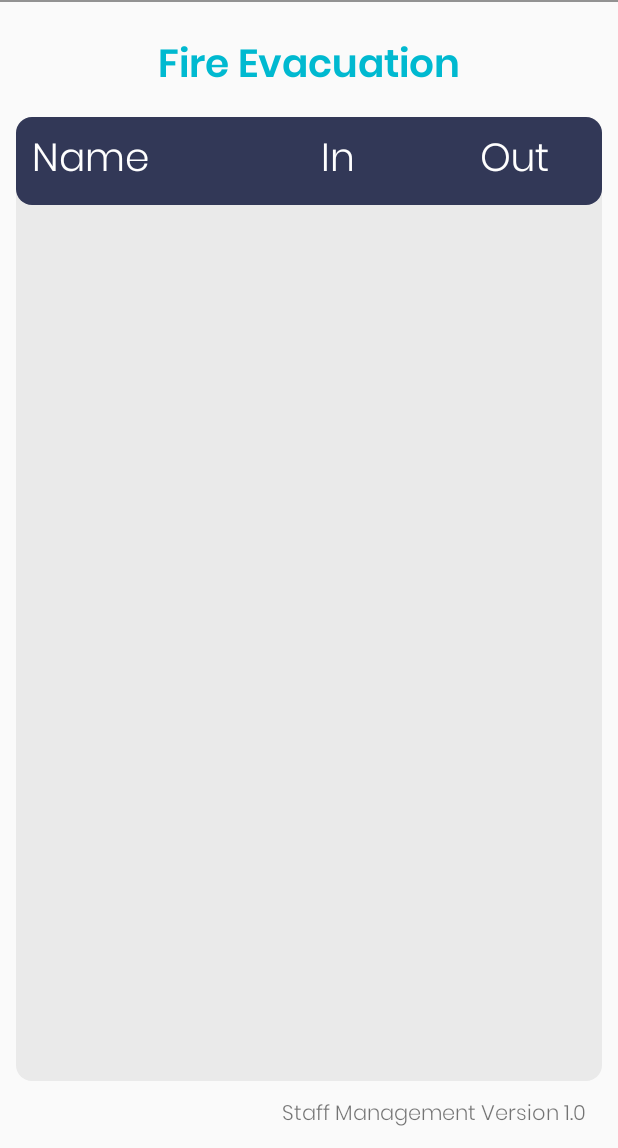
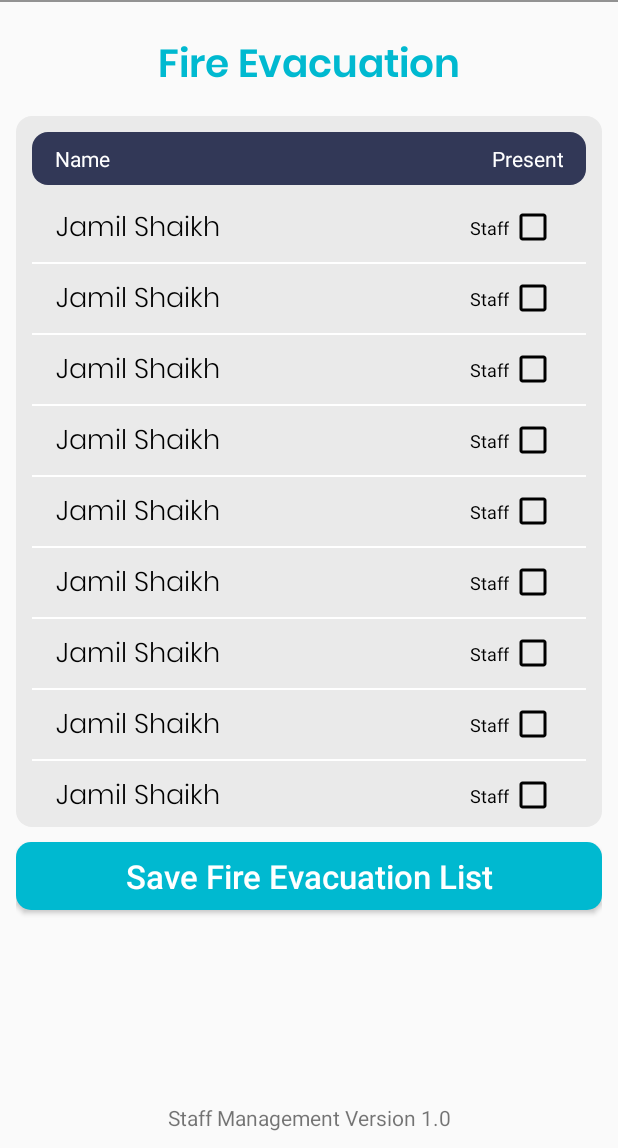
Before and after one commit to ramupal2603/EStaffbookSignInSolution, an Android app: the FireEvacuationActivity screen opened directly, with no data from a screen before it, on a phone screen of 412 x 824 dp, the part 88-1236 px from its top. Run offline under Robolectric (Android 15) with nearby library versions, the light colour scheme and no system bars; our stand-ins replace ButterKnife, sdp/ssp sizes; libraries missing offline, so code that uses them is left out: com.vincent.filepicker.

Commit message:
#1 Fire Evacuation UI Completed.

```diff
--- a/app/src/main/java/com/brinfotech/feedbacksystem/ui/managerView/managerFireEvacuation/FireEvacuationActivity.java
+++ b/app/src/main/java/com/brinfotech/feedbacksystem/ui/managerView/managerFireEvacuation/FireEvacuationActivity.java
@@ -1,11 +1,41 @@
 package com.brinfotech.feedbacksystem.ui.managerView.managerFireEvacuation;
 
+import android.os.Bundle;
 import android.view.View;
+
+import androidx.annotation.Nullable;
+import androidx.recyclerview.widget.LinearLayoutManager;
+import androidx.recyclerview.widget.RecyclerView;
 
 import com.brinfotech.feedbacksystem.R;
 import com.brinfotech.feedbacksystem.baseClasses.BaseActivity;
 
+import butterknife.BindView;
+
 public class FireEvacuationActivity extends BaseActivity {
+
+    @BindView(R.id.rcvFireEvacuationList)
+    RecyclerView rcvFireEvacuationList;
+
+    FireEvacuationListAdapter fireEvacuationListAdapter;
+
+    @Override
+    protected void onCreate(@Nullable Bundle savedInstanceState) {
+        super.onCreate(savedInstanceState);
+
+        setUpRecyclerView();
+
+        setUpAdapter();
+    }
+
+    private void setUpAdapter() {
+        fireEvacuationListAdapter = new FireEvacuationListAdapter(FireEvacuationActivity.this);
+        rcvFireEvacuationList.setAdapter(fireEvacuationListAdapter);
+    }
+
+    private void setUpRecyclerView() {
+        rcvFireEvacuationList.setLayoutManager(new LinearLayoutManager(FireEvacuationActivity.this, RecyclerView.VERTICAL, false));
+    }
 
     @Override
     protected int getLayoutResource() {
--- /dev/null
+++ b/app/src/main/java/com/brinfotech/feedbacksystem/ui/managerView/managerFireEvacuation/FireEvacuationListAdapter.java
@@ -0,0 +1,62 @@
+package com.brinfotech.feedbacksystem.ui.managerView.managerFireEvacuation;
+
+import android.app.Activity;
+import android.view.LayoutInflater;
+import android.view.View;
+import android.view.ViewGroup;
+import android.widget.CheckBox;
+import android.widget.LinearLayout;
+import android.widget.TextView;
+
+import androidx.annotation.NonNull;
+import androidx.recyclerview.widget.RecyclerView;
+
+import com.brinfotech.feedbacksystem.R;
+
+
+
+
+public class FireEvacuationListAdapter extends RecyclerView.Adapter<FireEvacuationListAdapter.FireEvacuationHolder> {
+
+
+    Activity activity;
+
+
+    public FireEvacuationListAdapter(Activity activity) {
+        this.activity = activity;
+    }
+
+    @NonNull
+    @Override
+    public FireEvacuationHolder onCreateViewHolder(@NonNull ViewGroup parent, int position) {
+        View v = LayoutInflater.from(activity).inflate(R.layout.cell_fire_evacuation, parent, false);
+        return new FireEvacuationHolder(v);
+    }
+
+    @Override
+    public void onBindViewHolder(@NonNull FireEvacuationHolder fireEvacuationHolder, int position) {
+
+    }
+
+    @Override
+    public int getItemCount() {
+        return 100;
+    }
+
+
+    static class FireEvacuationHolder extends RecyclerView.ViewHolder {
+
+        TextView txtNotificationFilter;
+        TextView txtVisitorType;
+        CheckBox chkFilterView;
+        LinearLayout layoutNotificationFilter;
+
+        FireEvacuationHolder(@NonNull View itemView) {
+            super(itemView);
+            this.txtNotificationFilter = itemView.findViewById(R.id.txtNotificationFilter);
+            this.txtVisitorType = itemView.findViewById(R.id.txtVisitorType);
+            this.chkFilterView = itemView.findViewById(R.id.chkFilterView);
+            this.layoutNotificationFilter = itemView.findViewById(R.id.layoutNotificationFilter);
+        }
+    }
+}
--- a/app/src/main/res/layout/activity_fire_evacuation.xml
+++ b/app/src/main/res/layout/activity_fire_evacuation.xml
@@ -27,54 +27,125 @@
         <LinearLayout
             android:layout_width="match_parent"
             android:layout_height="match_parent"
-            android:layout_marginTop="@dimen/common_margin"
-            android:layout_marginBottom="@dimen/common_margin"
-            android:layout_weight="1"
+            android:orientation="vertical">
+
+
+            <LinearLayout
+                android:id="@+id/loutResultView"
+                android:layout_width="match_parent"
+                android:layout_height="0dp"
+                android:layout_marginTop="10dp"
+                android:layout_weight="0.70"
                 android:background="@drawable/bg_gray_round_shape"
                 android:orientation="vertical"
-            tools:ignore="InefficientWeight">
+                android:padding="5dp"
+                android:visibility="visible">
+
+                <LinearLayout
+                    android:layout_width="match_parent"
+                    android:layout_height="35dp"
+                    android:layout_margin="5dp"
+                    android:background="@drawable/bg_vialoent_round_shape">
+
+
+                    <TextView
+                        android:layout_width="wrap_content"
+                        android:layout_height="match_parent"
+                        android:layout_marginLeft="15dp"
+                        android:gravity="center"
+                        android:text="Name"
+                        android:textColor="@color/whiteColor" />
+
+                    <TextView
+                        android:layout_width="match_parent"
+                        android:layout_height="match_parent"
+                        android:layout_marginEnd="15dp"
+                        android:layout_marginRight="15dp"
+                        android:gravity="center_vertical|end"
+                        android:text="Present"
+                        android:textColor="@color/whiteColor" />
+
+                </LinearLayout>
+
+                <androidx.recyclerview.widget.RecyclerView
+                    android:id="@+id/rcvFireEvacuationList"
+                    android:layout_width="match_parent"
+                    android:layout_height="match_parent"
+                    android:layout_marginLeft="5dp"
+                    android:layout_marginRight="5dp"
+                    android:visibility="visible">
+
+                </androidx.recyclerview.widget.RecyclerView>
+
+
+            </LinearLayout>
+
+            <com.brinfotech.feedbacksystem.customClasses.FontsTextView
+                android:id="@+id/txtVisitorListEmptyView"
+                android:layout_width="match_parent"
+                android:layout_height="match_parent"
+                android:layout_marginLeft="5dp"
+                android:layout_marginRight="5dp"
+                android:gravity="center"
+                android:text="No Visitors Found !!"
+                android:textColor="@color/grayColor"
+                android:textSize="20sp"
+                android:visibility="gone" />
 
 
             <LinearLayout
                 android:layout_width="match_parent"
-                android:layout_height="@dimen/_45sdp"
-                android:background="@drawable/bg_vialoent_round_shape"
-                android:orientation="horizontal">
+                android:layout_height="0dp"
+                android:layout_weight="0.30"
+                android:orientation="vertical">
 
-                <com.brinfotech.feedbacksystem.customClasses.FontsTextView
-                    android:layout_width="0dp"
-                    android:layout_height="match_parent"
-                    android:layout_weight="0.40"
-                    android:gravity="center_vertical"
-                    android:paddingLeft="@dimen/common_margin"
-                    android:text="Name"
+                <Button
+                    android:id="@+id/btnSubmit"
+                    android:layout_width="match_parent"
+                    android:layout_height="45dp"
+                    android:layout_marginTop="10dp"
+                    android:background="@drawable/btn_border_color"
+                    android:text="Save Fire Evacuation List"
+                    android:textAllCaps="false"
+
                     android:textColor="@color/whiteColor"
-                    android:textSize="@dimen/headerTextSize" />
+                    android:textSize="22sp" />
 
-                <com.brinfotech.feedbacksystem.customClasses.FontsTextView
-                    android:layout_width="0dp"
-                    android:layout_height="match_parent"
-                    android:layout_weight="0.30"
+
+                <LinearLayout
+                    android:id="@+id/loutSuccessView"
+                    android:layout_width="match_parent"
+                    android:layout_height="wrap_content"
+                    android:layout_marginTop="5dp"
+                    android:orientation="vertical"
+                    android:visibility="gone">
+
+                    <TextView
+                        android:layout_width="match_parent"
+                        android:layout_height="wrap_content"
                         android:gravity="center"
-                    android:text="@string/in"
-                    android:textColor="@color/whiteColor"
-                    android:textSize="@dimen/headerTextSize" />
+                        android:text="Thank You."
+                        android:textColor="#000000"
+                        android:textSize="20sp" />
 
-                <com.brinfotech.feedbacksystem.customClasses.FontsTextView
-                    android:layout_width="0dp"
-                    android:layout_height="match_parent"
-                    android:layout_weight="0.30"
+                    <TextView
+                        android:layout_width="match_parent"
+                        android:layout_height="wrap_content"
                         android:gravity="center"
-                    android:text="@string/out"
-                    android:textColor="@color/whiteColor"
-                    android:textSize="@dimen/headerTextSize" />
+                        android:text="Fire Evacuation list has been saved in admin"
+                        android:textColor="@color/grayColor"
+                        android:textSize="18sp" />
 
                 </LinearLayout>
 
-            <androidx.recyclerview.widget.RecyclerView
+                <TextView
                     android:layout_width="match_parent"
                     android:layout_height="match_parent"
-                android:layout_marginTop="@dimen/_5sdp" />
+                    android:gravity="center|bottom"
+                    android:text="@string/bottom_text" />
+
+            </LinearLayout>
+
 
         </LinearLayout>
 
--- /dev/null
+++ b/app/src/main/res/layout/cell_fire_evacuation.xml
@@ -0,0 +1,60 @@
+<?xml version="1.0" encoding="utf-8"?>
+<LinearLayout xmlns:android="http://schemas.android.com/apk/res/android"
+    xmlns:tools="http://schemas.android.com/tools"
+    android:id="@+id/layoutNotificationFilter"
+    android:layout_width="match_parent"
+    android:layout_height="wrap_content"
+    android:orientation="vertical">
+
+
+    <LinearLayout
+        android:layout_width="match_parent"
+        android:layout_height="wrap_content"
+        android:layout_marginLeft="16dp"
+        android:layout_marginTop="5dp"
+        android:layout_marginRight="16dp"
+        android:layout_marginBottom="5dp"
+        android:orientation="horizontal">
+
+        <LinearLayout
+            android:layout_width="match_parent"
+            android:layout_height="wrap_content"
+            android:orientation="horizontal">
+
+            <com.brinfotech.feedbacksystem.customClasses.FontsTextView
+                android:id="@+id/txtNotificationFilter"
+                android:layout_width="0dp"
+                android:layout_height="wrap_content"
+                android:layout_weight="1"
+                android:textColor="@color/colorBlack"
+                android:textSize="18sp"
+                android:text="Jamil Shaikh" />
+
+            <TextView
+                android:id="@+id/txtVisitorType"
+                android:layout_width="wrap_content"
+                android:layout_height="match_parent"
+                android:gravity="center"
+                android:text="Staff"
+                android:textColor="@color/colorBlack"
+                android:textSize="12sp" />
+
+            <CheckBox
+                android:id="@+id/chkFilterView"
+                android:layout_width="35dp"
+                android:layout_height="35dp"
+                android:buttonTint="@color/colorBlack"
+                android:clickable="false" />
+
+
+        </LinearLayout>
+
+
+    </LinearLayout>
+
+    <View
+        android:layout_width="wrap_content"
+        android:layout_height="1dp"
+        android:background="@color/whiteColor" />
+
+</LinearLayout>
```
Lines whose indentation alone changed are shown as unchanged.
